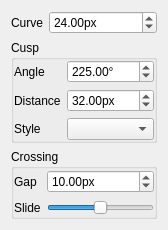
mbasaglia/Knotter, file src/widgets/other_widgets/knot_style_widget.ui: the form before one commit.
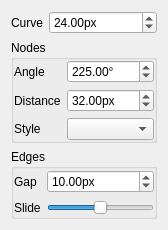
The form after the commit.

The edit to the form file:
```diff
--- a/src/widgets/other_widgets/knot_style_widget.ui
+++ b/src/widgets/other_widgets/knot_style_widget.ui
@@ -49,7 +49,7 @@
    <item row="1" column="0" colspan="2">
     <widget class="QGroupBox" name="groupBox">
      <property name="title">
-      <string>Cusp</string>
+      <string>Nodes</string>
      </property>
      <layout class="QGridLayout" name="gridLayout_2">
       <property name="leftMargin">
@@ -145,7 +145,7 @@
    <item row="2" column="0" colspan="2">
     <widget class="QGroupBox" name="groupBox_2">
      <property name="title">
-      <string>Crossing</string>
+      <string>Edges</string>
      </property>
      <layout class="QGridLayout" name="gridLayout_3">
       <property name="leftMargin">
```
Left out of the diff: 3 changed lines with no effect on the pictures.
